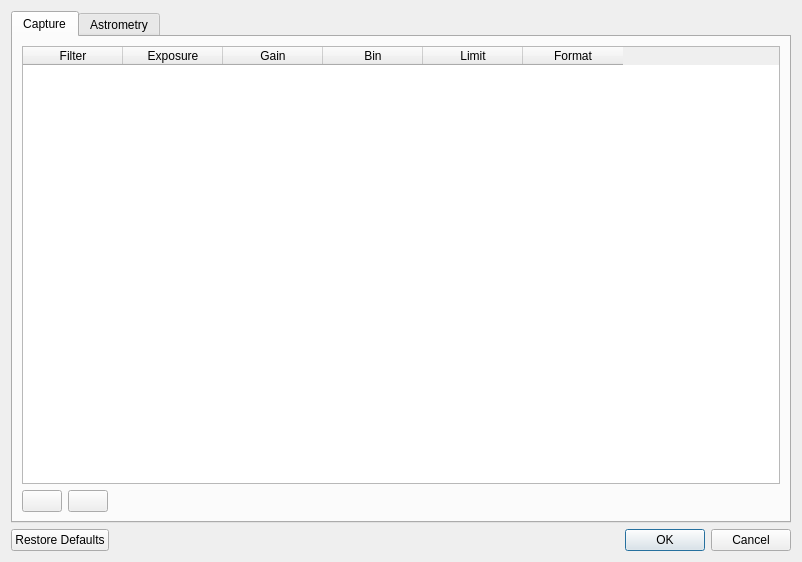
Before: the Qt Designer form qt5/scheduleentry.ui in EthanChappel/Ecliptic, drawn with Qt 5.
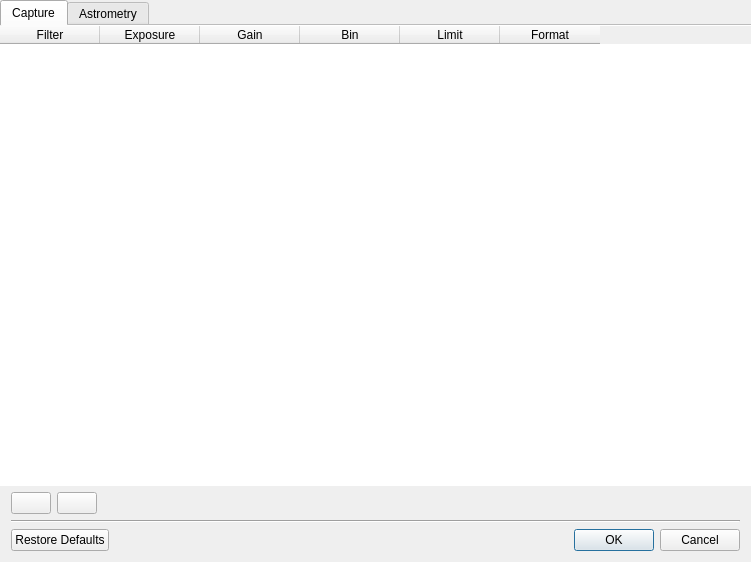
After: the same form once the commit is applied. Icons and pictures are not drawn.

Commit message: Create schedule entry dialog

```diff
--- a/qt5/scheduleentry.ui
+++ b/qt5/scheduleentry.ui
@@ -6,7 +6,7 @@
    <rect>
     <x>0</x>
     <y>0</y>
-    <width>802</width>
+    <width>751</width>
     <height>562</height>
    </rect>
   </property>
@@ -14,6 +14,18 @@
    <string/>
   </property>
   <layout class="QVBoxLayout" name="verticalLayout">
+   <property name="leftMargin">
+    <number>0</number>
+   </property>
+   <property name="topMargin">
+    <number>0</number>
+   </property>
+   <property name="rightMargin">
+    <number>0</number>
+   </property>
+   <property name="bottomMargin">
+    <number>0</number>
+   </property>
    <item>
     <widget class="QTabWidget" name="tab_widget">
      <property name="tabShape">
@@ -22,13 +34,34 @@
      <property name="currentIndex">
       <number>0</number>
      </property>
+     <property name="documentMode">
+      <bool>true</bool>
+     </property>
      <widget class="QWidget" name="capture_tab">
       <attribute name="title">
        <string>Capture</string>
       </attribute>
       <layout class="QVBoxLayout" name="verticalLayout_2">
+       <property name="leftMargin">
+        <number>0</number>
+       </property>
+       <property name="topMargin">
+        <number>0</number>
+       </property>
+       <property name="rightMargin">
+        <number>0</number>
+       </property>
+       <property name="bottomMargin">
+        <number>0</number>
+       </property>
        <item>
         <widget class="QTableWidget" name="filter_table">
+         <property name="frameShape">
+          <enum>QFrame::NoFrame</enum>
+         </property>
+         <property name="frameShadow">
+          <enum>QFrame::Plain</enum>
+         </property>
          <column>
           <property name="text">
            <string>Filter</string>
@@ -62,6 +95,14 @@
         </widget>
        </item>
        <item>
+        <layout class="QGridLayout" name="gridLayout">
+         <property name="leftMargin">
+          <number>11</number>
+         </property>
+         <property name="rightMargin">
+          <number>11</number>
+         </property>
+         <item row="0" column="0">
         <layout class="QHBoxLayout" name="horizontalLayout">
          <item>
           <widget class="QPushButton" name="add_filter_button">
@@ -101,6 +142,8 @@
         </layout>
        </item>
       </layout>
+       </item>
+      </layout>
      </widget>
      <widget class="QWidget" name="astrometry_tab">
       <attribute name="title">
@@ -110,6 +153,24 @@
     </widget>
    </item>
    <item>
+    <layout class="QVBoxLayout" name="verticalLayout_3">
+     <property name="leftMargin">
+      <number>11</number>
+     </property>
+     <property name="rightMargin">
+      <number>11</number>
+     </property>
+     <property name="bottomMargin">
+      <number>11</number>
+     </property>
+     <item>
+      <widget class="Line" name="line">
+       <property name="orientation">
+        <enum>Qt::Horizontal</enum>
+       </property>
+      </widget>
+     </item>
+     <item>
     <widget class="QDialogButtonBox" name="button_box">
      <property name="orientation">
       <enum>Qt::Horizontal</enum>
@@ -118,6 +179,8 @@
       <set>QDialogButtonBox::Cancel|QDialogButtonBox::Ok|QDialogButtonBox::RestoreDefaults</set>
      </property>
     </widget>
+     </item>
+    </layout>
    </item>
   </layout>
  </widget>
```
Lines whose indentation alone changed are shown as unchanged. The commit also changes 2 other files.
